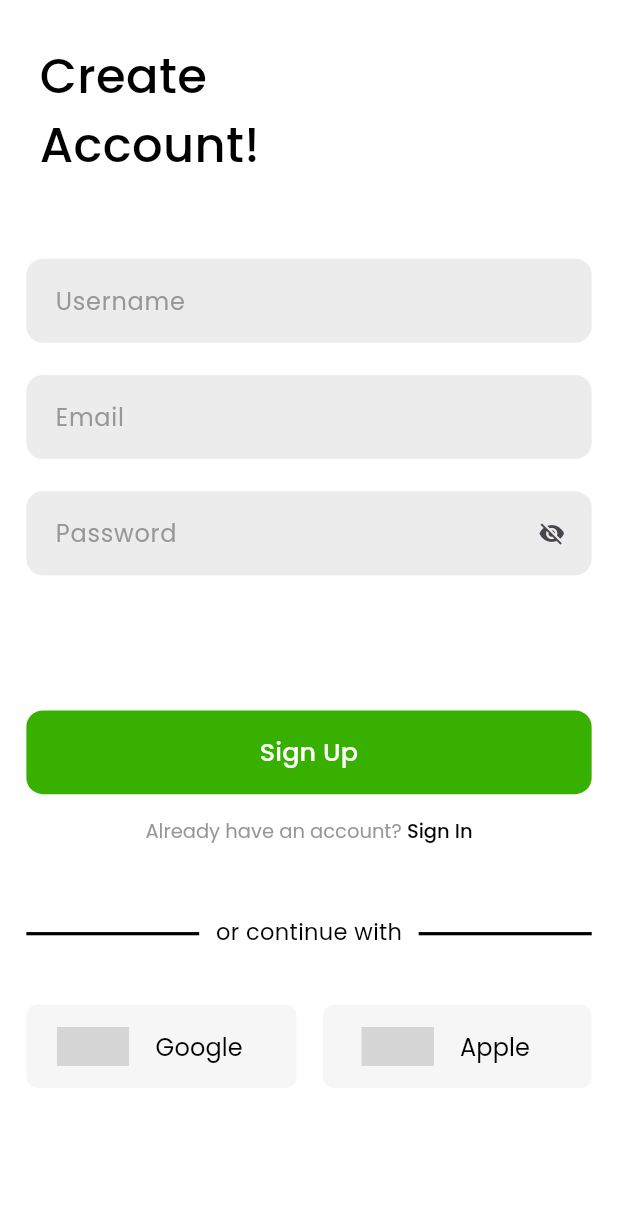
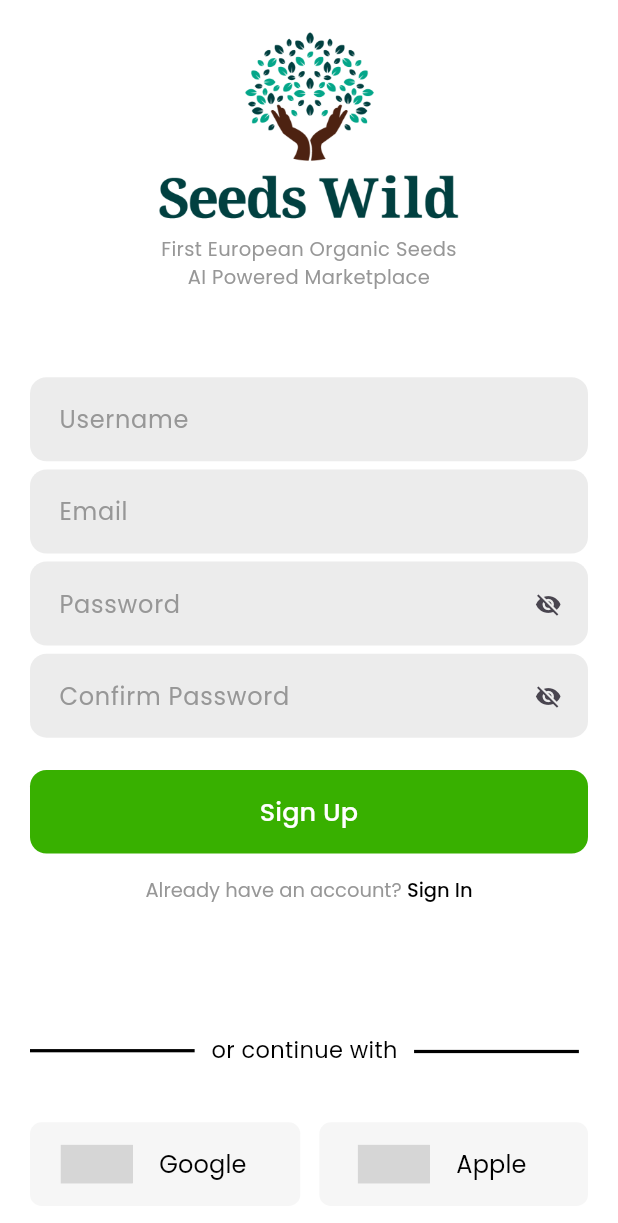
Before and after one commit to IkramKhan-DevOps/seedswild_mobile, a Flutter app: the SignUpScreen screen opened by its route, on a phone screen of 412 x 824 dp. Shown: the top 1223 px of the screen. Run offline on Flutter 3.47's test engine with Material 2 defaults, Android fonts, the light colour scheme and no system bars; our stand-ins replace another_flushbar, cached_network_image, carousel_slider, dotted_border, flutter_rating_bar, flutter_svg and 4 more; accounts and stored records are empty; grey boxes are pictures that could not be loaded.

Commit message:
SIGNUP SCREEN: design changed

```diff
--- a/lib/presentation_layer/features/sign_up_screen/sign_up_screen.dart
+++ b/lib/presentation_layer/features/sign_up_screen/sign_up_screen.dart
@@ -10,92 +10,128 @@ import 'package:provider/provider.dart';
 // ignore_for_file: must_be_immutable
 
 class SignUpScreen extends StatelessWidget {
+  // CONTROLLERS
   TextEditingController usernameController = TextEditingController();
   TextEditingController emailController = TextEditingController();
-  TextEditingController passController = TextEditingController();
-  TextEditingController cpassController = TextEditingController();
+  TextEditingController password1Controller = TextEditingController();
+  TextEditingController password2Controller = TextEditingController();
 
+  // FOCUS NODES
+  FocusNode usernameFocusNode = FocusNode();
   FocusNode emailFocusNode = FocusNode();
-  FocusNode nameFocusNode = FocusNode();
+  FocusNode password1FocusNode = FocusNode();
+  FocusNode password2FocusNode = FocusNode();
 
-  FocusNode passwordFocusNode = FocusNode();
-  GlobalKey<FormState> mynamekey = GlobalKey<FormState>();
-  GlobalKey<FormState> myemailkey = GlobalKey<FormState>();
-  GlobalKey<FormState> mypasswordkey = GlobalKey<FormState>();
+  // GLOBAL KEYS
+  GlobalKey<FormState> usernameGlobalKey = GlobalKey<FormState>();
+  GlobalKey<FormState> emailGlobalKey = GlobalKey<FormState>();
+  GlobalKey<FormState> password1GlobalKey = GlobalKey<FormState>();
+  GlobalKey<FormState> password2GlobalKey = GlobalKey<FormState>();
 
+  // BUILD
   @override
   Widget build(BuildContext context) {
     var sigInUpProvider = Provider.of<SignUpProvider>(context);
     return SafeArea(
-
       child: Scaffold(
         backgroundColor: ColorConstant.whiteA700,
         resizeToAvoidBottomInset: false,
+        body: Padding(
+          padding: EdgeInsets.all(20),
+          child: Column(
+            crossAxisAlignment: CrossAxisAlignment.center,
+            mainAxisAlignment: MainAxisAlignment.spaceBetween,
+            children: [
+              //TOP
+              Padding(
+                padding: const EdgeInsets.only(top: 0),
+                child: Column(
+                  children: [
+                    Image.asset("assets/images/logo.png", width: 200),
+                    SizedBox(height: 10),
+                    Text(
+                      "First European Organic Seeds \nAI Powered Marketplace",
+                      maxLines: null,
+                      textAlign: TextAlign.center,
+                      style: AppStyle.txtPoppinsRegular127,
+                    ),
+                  ],
+                ),
+              ),
 
-            body: SizedBox(
-                width: size.width,
-                child: SingleChildScrollView(
-                    child: Padding(
-                        padding:
-                            getPadding(left: 16, top: 26, right: 16, bottom: 5),
-                        child: Column(
-                            crossAxisAlignment: CrossAxisAlignment.start,
-                            mainAxisAlignment: MainAxisAlignment.start,
+              // MID
+              Column(
                 children: [
-                              Container(
-                                  width: getHorizontalSize(136),
-                                  margin: getMargin(left: 8),
-                                  child: Text("Create\nAccount!",
-                                      maxLines: null,
-                                      textAlign: TextAlign.left,
-                                      style: AppStyle.txtPoppinsMedium30)),
                   CustomTextFormField(
-                                  globalKey: mynamekey,
-                                  focusNode: nameFocusNode,
+                    globalKey: usernameGlobalKey,
+                    focusNode: usernameFocusNode,
                     controller: usernameController,
                     hintText: "Username",
-                                  margin: getMargin(top: 49)),
+                  ),
                   CustomTextFormField(
-                                  globalKey: myemailkey,
+                      globalKey: emailGlobalKey,
                       focusNode: emailFocusNode,
                       controller: emailController,
                       hintText: "Email",
-                                  margin: getMargin(top: 20),
+                      margin: getMargin(top: 5),
                       textInputType: TextInputType.emailAddress),
                   CustomTextFormField(
-                                  globalKey: mypasswordkey,
-                                  focusNode: passwordFocusNode,
-                                  controller: passController,
+                    globalKey: password1GlobalKey,
+                    focusNode: password1FocusNode,
+                    controller: password1Controller,
                     hintText: "Password",
-                                  margin: getMargin(top: 20),
+                    margin: getMargin(top: 5),
                     padding: TextFormFieldPadding.PaddingT14,
                     textInputAction: TextInputAction.done,
                     textInputType: TextInputType.visiblePassword,
                     suffix: GestureDetector(
                       onTap: () {
-                                      sigInUpProvider
-                                          .setObsecure(); // Call a method to toggle obsecure
+                        sigInUpProvider.setObSecurePassword("p1"); // Call a method to toggle obsecure
                       },
                       child: Container(
-                                      margin: getMargin(
-                                          left: 30,
-                                          top: 18,
-                                          right: 16,
-                                          bottom: 18),
-                                      child: sigInUpProvider.obsecure
+                        margin:
+                            getMargin(left: 30, top: 18, right: 16, bottom: 18),
+                        child: sigInUpProvider.obSecurePassword1
                             ? Icon(Icons.visibility_off)
                             : Icon(Icons.visibility),
                       ),
                     ),
                     suffixConstraints: BoxConstraints(
-                                      maxHeight: getVerticalSize(52)),
-                                  isObscureText: sigInUpProvider.obsecure),
+                      maxHeight: getVerticalSize(52),
+                    ),
+                    isObscureText: sigInUpProvider.obSecurePassword1,
+                  ),
+                  CustomTextFormField(
+                    globalKey: password2GlobalKey,
+                    focusNode: password2FocusNode,
+                    controller: password2Controller,
+                    hintText: "Confirm Password",
+                    margin: getMargin(top: 5),
+                    padding: TextFormFieldPadding.PaddingT14,
+                    textInputAction: TextInputAction.done,
+                    textInputType: TextInputType.visiblePassword,
+                    suffix: GestureDetector(
+                      onTap: () {
+                        sigInUpProvider.setObSecurePassword("p2"); // Call a method to toggle obsecure
+                      },
+                      child: Container(
+                        margin:
+                        getMargin(left: 30, top: 18, right: 16, bottom: 18),
+                        child: sigInUpProvider.obSecurePassword2
+                            ? Icon(Icons.visibility_off)
+                            : Icon(Icons.visibility),
+                      ),
+                    ),
+                    suffixConstraints: BoxConstraints(
+                      maxHeight: getVerticalSize(52),
+                    ),
+                    isObscureText: sigInUpProvider.obSecurePassword2,
+                  ),
                   CustomButton(
                     onTap: () {
                       Map data = {
                         "email": emailController.text.toString(),
-                                      "password":
-                                          passController.text.toString(),
+                        "password": password1Controller.text.toString(),
                       };
                       sigInUpProvider.signUpApi(data, context);
                       print("api hit");
@@ -107,7 +143,8 @@ class SignUpScreen extends StatelessWidget {
                             color: Colors.white,
                           )
                         : "Sign Up ",
-                                  margin: getMargin(top: 84)),
+                    margin: getMargin(top: 20),
+                  ),
                   Align(
                     alignment: Alignment.center,
                     child: GestureDetector(
@@ -117,113 +154,123 @@ class SignUpScreen extends StatelessWidget {
                       child: Padding(
                         padding: getPadding(top: 14),
                         child: RichText(
-                                              text: TextSpan(children: [
+                            text: TextSpan(
+                              children: [
                                 TextSpan(
-                                                    text:
-                                                        "Already have an account? ",
+                                  text: "Already have an account? ",
                                   style: TextStyle(
-                                                        color: ColorConstant
-                                                            .gray500,
-                                                        fontSize:
-                                                            getFontSize(13),
+                                      color: ColorConstant.gray500,
+                                      fontSize: getFontSize(13),
                                       fontFamily: 'Poppins',
-                                                        fontWeight:
-                                                            FontWeight.w400)),
+                                      fontWeight: FontWeight.w400),
+                                ),
                                 TextSpan(
                                   text: "Sign In",
                                   style: TextStyle(
-                                                        color: ColorConstant
-                                                            .black900,
-                                                        fontSize:
-                                                            getFontSize(13),
+                                      color: ColorConstant.black900,
+                                      fontSize: getFontSize(13),
                                       fontFamily: 'Poppins',
-                                                        fontWeight:
-                                                            FontWeight.w500))
-                                              ]),
-                                              textAlign: TextAlign.left)))),
+                                      fontWeight: FontWeight.w500),
+                                )
+                              ],
+                            ),
+                            textAlign: TextAlign.left),
+                      ),
+                    ),
+                  ),
+                ],
+              ),
+
+              //LOWER
+              Column(
+                children: [
                   Padding(
-                                  padding: getPadding(top: 37),
-                                  child: Row(children: [
-                                    Padding(
-                                        padding:
-                                            getPadding(top: 17, bottom: 16),
-                                        child: SizedBox(
-                                            width: getHorizontalSize(105),
+                    padding: getPadding(top: 20),
+                    child: Row(
+                      children: [
+                        SizedBox(
+                          width: getHorizontalSize(100),
                           child: Divider(
                             height: getVerticalSize(2),
                             thickness: getVerticalSize(2),
-                                                color:
-                                                    ColorConstant.black900))),
+                            color: ColorConstant.black900,
+                          ),
+                        ),
                         Container(
                           padding: getPadding(
-                                            left: 10,
-                                            top: 6,
-                                            right: 10,
-                                            bottom: 6),
+                              left: 10, top: 6, right: 10, bottom: 6),
                           decoration: AppDecoration.fillWhiteA700,
                           child: Column(
-                                            mainAxisAlignment:
-                                                MainAxisAlignment.center,
+                            mainAxisAlignment: MainAxisAlignment.center,
                             children: [
                               Padding(
-                                                  padding:
-                                                      getPadding(bottom: 1),
+                                padding: getPadding(bottom: 1),
                                 child: Text(
                                   "or continue with",
-                                                      overflow:
-                                                          TextOverflow.ellipsis,
+                                  overflow: TextOverflow.ellipsis,
                                   textAlign: TextAlign.left,
-                                                      style: AppStyle
-                                                          .txtPoppinsRegular14Black900))
-                                            ])),
+                                  style: AppStyle.txtPoppinsRegular14Black900,
+                                ),
+                              ),
+                            ],
+                          ),
+                        ),
                         Padding(
-                                        padding:
-                                            getPadding(top: 17, bottom: 16),
+                          padding: getPadding(top: 17, bottom: 16),
                           child: SizedBox(
-                                            width: getHorizontalSize(105),
+                            width: getHorizontalSize(100),
                             child: Divider(
                                 height: getVerticalSize(2),
                                 thickness: getVerticalSize(2),
-                                                color: ColorConstant.black900)))
-                                  ])),
+                                color: ColorConstant.black900),
+                          ),
+                        ),
+                      ],
+                    ),
+                  ),
                   Padding(
                     padding: getPadding(top: 27),
                     child: Row(
-                                      mainAxisAlignment:
-                                          MainAxisAlignment.spaceBetween,
+                      mainAxisAlignment: MainAxisAlignment.spaceBetween,
                       children: [
                         CustomButton(
                           height: getVerticalSize(52),
                           width: getHorizontalSize(164),
                           text: "Google",
-                                            variant:
-                                                ButtonVariant.FillGray10001,
+                          variant: ButtonVariant.FillGray10001,
                           shape: ButtonShape.RoundedBorder7,
                           padding: ButtonPadding.PaddingT12,
-                                            fontStyle: ButtonFontStyle
-                                                .PoppinsRegular15Black900,
+                          fontStyle: ButtonFontStyle.PoppinsRegular15Black900,
                           prefixWidget: Container(
                             margin: getMargin(right: 16),
                             child: CustomImageView(
-                                                    svgPath: ImageConstant
-                                                        .imgGoogle))),
+                                svgPath: ImageConstant.imgGoogle),
+                          ),
+                        ),
                         CustomButton(
                           height: getVerticalSize(52),
                           width: getHorizontalSize(163),
                           text: "Apple",
-                                            variant:
-                                                ButtonVariant.FillGray10001,
+                          variant: ButtonVariant.FillGray10001,
                           shape: ButtonShape.RoundedBorder7,
                           padding: ButtonPadding.PaddingT12,
-                                            fontStyle: ButtonFontStyle
-                                                .PoppinsRegular15Black900,
+                          fontStyle: ButtonFontStyle.PoppinsRegular15Black900,
                           prefixWidget: Container(
                             margin: getMargin(right: 16),
                             child: CustomImageView(
-                                                    svgPath: ImageConstant
-                                                        .imgUimapple)))
-                                      ]))
-                            ]))))));
+                                svgPath: ImageConstant.imgUimapple),
+                          ),
+                        ),
+                      ],
+                    ),
+                  ),
+                ],
+              )
+            ],
+          ),
+        ),
+      ),
+    );
   }
 
   onTapTxtAlreadyhavean(BuildContext context) {
--- a/lib/presentation_layer/features/sign_up_screen/statemanagement/sign_up_provider.dart
+++ b/lib/presentation_layer/features/sign_up_screen/statemanagement/sign_up_provider.dart
@@ -6,18 +6,31 @@ import '../../../../utils/custom show messages/flush_bar_message_component.dart'
 import '../../../../utils/routes/app_routes.dart';
 
 class SignUpProvider with ChangeNotifier {
+
   var _signUpRep = SignUpRepo();
   bool _signUploading = false;
+
   bool get signUploading => _signUploading;
   setLoading(bool value) {
     _signUploading = value;
     notifyListeners();
   }
 
-  bool _obsecure = true;
-  bool get obsecure => _obsecure;
-  setObsecure() {
-    _obsecure = !_obsecure;
+  bool _obSecurePassword1 = true;
+  bool _obSecurePassword2 = true;
+  bool get obSecurePassword1 => _obSecurePassword1;
+  bool get obSecurePassword2 => _obSecurePassword2;
+
+  setObSecurePassword(password) {
+    switch(password){
+      case "p1":
+        _obSecurePassword1 = !_obSecurePassword1;
+        break;
+
+      case "p2":
+        _obSecurePassword2 = !_obSecurePassword2;
+        break;
+    }
     notifyListeners();
   }
 
```
Lines whose indentation alone changed are shown as unchanged.
